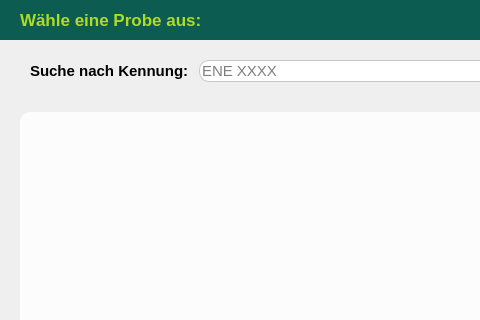
Qt form views/select_probe.ui (FlorianZasa/capza) before a commit; both pictures show x 0 to 480 and y 0 to 320 of the 1286 by 708 pixel window.
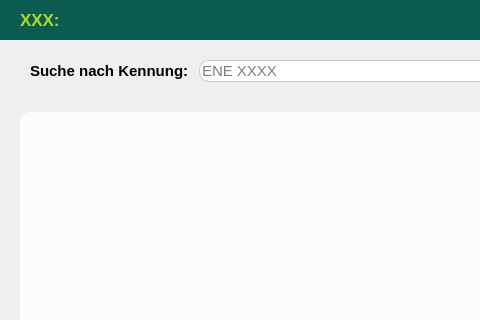
The same form after that commit. Icons and pictures are not drawn.

What changed in the file:
```diff
--- a/views/select_probe.ui
+++ b/views/select_probe.ui
@@ -95,7 +95,7 @@
             <string notr="true">color: #AEDC21; background-color: transparent;</string>
            </property>
            <property name="text">
-            <string>Wähle eine Probe aus:</string>
+            <string>XXX:</string>
            </property>
           </widget>
          </item>
```
Left out of the diff: 4 changed lines with no effect on the pictures.
